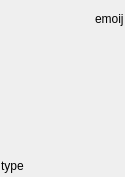
The window that ui/scene_card.ui (zkovari/plotlyst) describes before a commit, drawn with Qt 5.
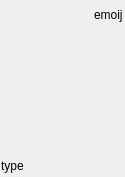
The same window after the commit. Custom widgets are drawn as their Qt base class.

Commit message: Better synopsis display on scene cards

```diff
--- a/ui/scene_card.ui
+++ b/ui/scene_card.ui
@@ -44,11 +44,48 @@
    <property name="bottomMargin">
     <number>1</number>
    </property>
+   <item alignment="Qt::AlignTop">
+    <widget class="QWidget" name="widget" native="true">
+     <property name="sizePolicy">
+      <sizepolicy hsizetype="Preferred" vsizetype="Maximum">
+       <horstretch>0</horstretch>
+       <verstretch>0</verstretch>
+      </sizepolicy>
+     </property>
+     <layout class="QVBoxLayout" name="verticalLayout_3">
+      <property name="spacing">
+       <number>0</number>
+      </property>
+      <property name="leftMargin">
+       <number>0</number>
+      </property>
+      <property name="topMargin">
+       <number>0</number>
+      </property>
+      <property name="rightMargin">
+       <number>0</number>
+      </property>
+      <property name="bottomMargin">
+       <number>0</number>
+      </property>
    <item>
+       <widget class="QWidget" name="widget_2" native="true">
     <layout class="QHBoxLayout" name="horizontalLayout">
      <property name="spacing">
       <number>2</number>
      </property>
+         <property name="leftMargin">
+          <number>1</number>
+         </property>
+         <property name="topMargin">
+          <number>0</number>
+         </property>
+         <property name="rightMargin">
+          <number>1</number>
+         </property>
+         <property name="bottomMargin">
+          <number>0</number>
+         </property>
      <item alignment="Qt::AlignLeft">
       <widget class="QToolButton" name="btnPov">
        <property name="styleSheet">
@@ -67,12 +104,19 @@
      </item>
      <item alignment="Qt::AlignRight">
       <widget class="QLabel" name="lblBeatEmoji">
+           <property name="sizePolicy">
+            <sizepolicy hsizetype="Preferred" vsizetype="Maximum">
+             <horstretch>0</horstretch>
+             <verstretch>0</verstretch>
+            </sizepolicy>
+           </property>
        <property name="text">
         <string>emoij</string>
        </property>
       </widget>
      </item>
     </layout>
+       </widget>
    </item>
    <item>
     <widget class="QTextBrowser" name="textTitle">
@@ -123,11 +167,20 @@
      </property>
     </widget>
    </item>
-   <item>
+     </layout>
+    </widget>
+   </item>
+   <item alignment="Qt::AlignVCenter">
     <widget class="QTextBrowser" name="textSynopsis">
      <property name="enabled">
       <bool>true</bool>
      </property>
+     <property name="sizePolicy">
+      <sizepolicy hsizetype="Expanding" vsizetype="Expanding">
+       <horstretch>0</horstretch>
+       <verstretch>0</verstretch>
+      </sizepolicy>
+     </property>
      <property name="minimumSize">
       <size>
        <width>0</width>
@@ -137,12 +190,12 @@
      <property name="maximumSize">
       <size>
        <width>16777215</width>
-       <height>50</height>
+       <height>16777215</height>
       </size>
      </property>
      <property name="styleSheet">
       <string notr="true">border: 0px;
-background-color: rgba(0, 0, 0, 0);
+background-color: rgba(0,0,0,0);
 </string>
      </property>
      <property name="verticalScrollBarPolicy">
@@ -159,23 +212,34 @@
      </property>
     </widget>
    </item>
-   <item>
-    <spacer name="verticalSpacer_2">
-     <property name="orientation">
-      <enum>Qt::Vertical</enum>
+   <item alignment="Qt::AlignBottom">
+    <widget class="QWidget" name="widget_3" native="true">
+     <property name="sizePolicy">
+      <sizepolicy hsizetype="Preferred" vsizetype="Maximum">
+       <horstretch>0</horstretch>
+       <verstretch>0</verstretch>
+      </sizepolicy>
      </property>
-     <property name="sizeHint" stdset="0">
-      <size>
-       <width>20</width>
-       <height>20</height>
-      </size>
-     </property>
-    </spacer>
-   </item>
+     <layout class="QVBoxLayout" name="verticalLayout_2">
+      <property name="spacing">
+       <number>0</number>
+      </property>
+      <property name="leftMargin">
+       <number>0</number>
+      </property>
+      <property name="topMargin">
+       <number>0</number>
+      </property>
+      <property name="rightMargin">
+       <number>0</number>
+      </property>
+      <property name="bottomMargin">
+       <number>0</number>
+      </property>
    <item>
     <widget class="QScrollArea" name="scrollArea">
      <property name="sizePolicy">
-      <sizepolicy hsizetype="Expanding" vsizetype="Preferred">
+         <sizepolicy hsizetype="Expanding" vsizetype="Maximum">
        <horstretch>0</horstretch>
        <verstretch>0</verstretch>
       </sizepolicy>
@@ -188,7 +252,7 @@
      </property>
      <property name="styleSheet">
       <string notr="true">border: 0px;
-background-color: rgba(0, 0, 0, 0);</string>
+background-color: rgba(0,0,0,0);</string>
      </property>
      <property name="verticalScrollBarPolicy">
       <enum>Qt::ScrollBarAlwaysOff</enum>
@@ -212,7 +276,7 @@
        <string notr="true">border: 0px;
 background-color: rgba(0, 0, 0, 0);</string>
       </property>
-      <layout class="QVBoxLayout" name="verticalLayout_2">
+         <layout class="QVBoxLayout" name="verticalLayout_4">
        <property name="spacing">
         <number>0</number>
        </property>
@@ -280,6 +344,9 @@
       </widget>
      </item>
     </layout>
+      </item>
+     </layout>
+    </widget>
    </item>
   </layout>
  </widget>
```
Left out of the diff: 22 changed lines with no effect on the pictures. Lines whose indentation alone changed are shown as unchanged. The commit also changes 1 other file.
